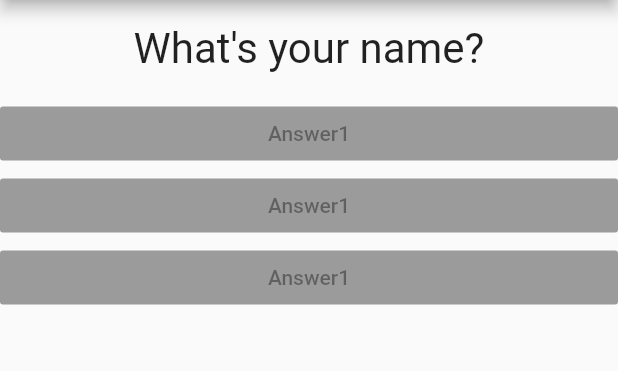
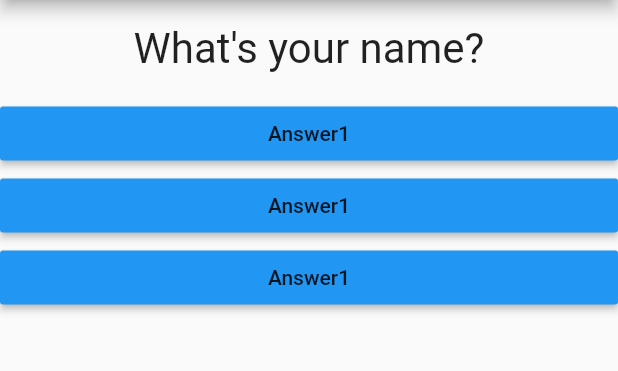
Before and after one commit to amrhesham95/Flutter_Project1_QuizApp, a Flutter app: the screen it shows after launch, on a phone screen of 412 x 824 dp, the part 84-455 px from its top. Run offline on Flutter 3.47's test engine with Material 2 defaults, Android fonts, the phone set to English and light mode, and no system bars.

```diff
--- a/Quiz_App/lib/answer.dart
+++ b/Quiz_App/lib/answer.dart
@@ -1,6 +1,10 @@
 import 'package:flutter/material.dart';
 
 class Answer extends StatelessWidget {
+  final Function selectHandler;
+
+  Answer(this.selectHandler);
+
   @override
   Widget build(BuildContext context) {
     return Container(
@@ -8,7 +12,7 @@ class Answer extends StatelessWidget {
       child: RaisedButton(
         color: Colors.blue,
         child: Text("Answer1"),
-        onPressed: null,
+        onPressed: selectHandler,
       ),
     );
   }
--- a/Quiz_App/lib/main.dart
+++ b/Quiz_App/lib/main.dart
@@ -21,7 +21,7 @@ class _MyAppState extends State<MyApp> {
 
   var _questionIndex = 0;
 
-  answerQuestion() {
+  _answerQuestion() {
     setState(() {
       _questionIndex++;
     });
@@ -40,9 +40,9 @@ class _MyAppState extends State<MyApp> {
             Question(
               questionText: _questions[_questionIndex],
             ),
-            Answer(),
-            Answer(),
-            Answer(),
+            Answer(_answerQuestion),
+            Answer(_answerQuestion),
+            Answer(_answerQuestion),
           ],
         ),
       ),
```
